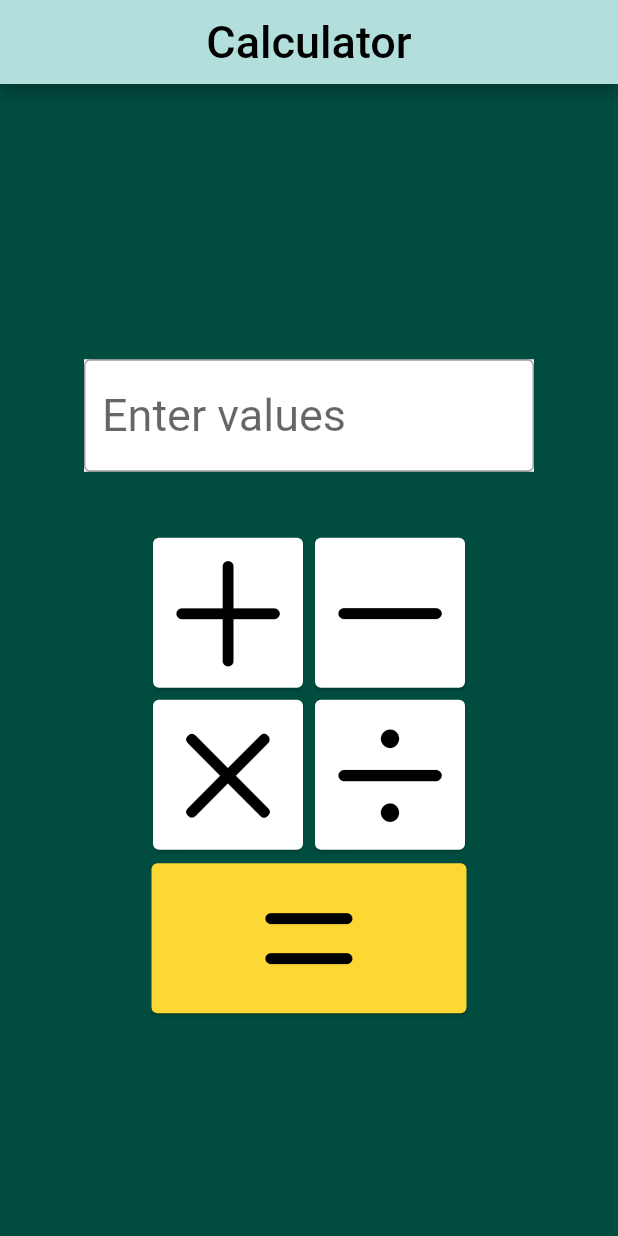
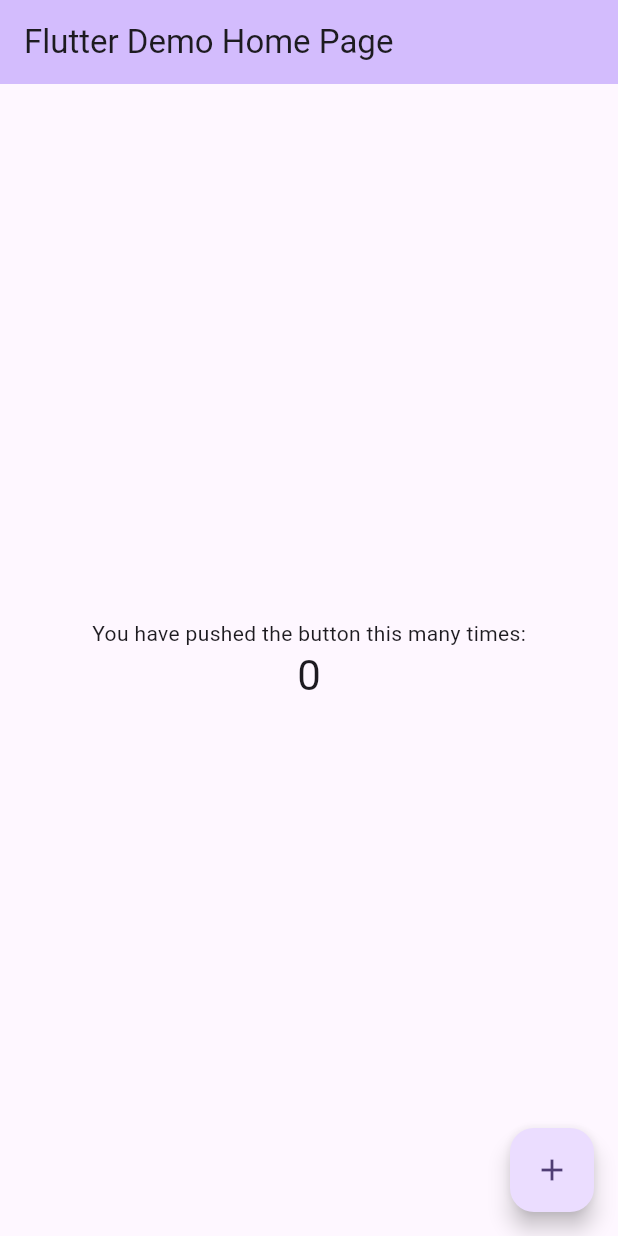
Before and after one commit to Souvik00/calculator_flutter, a Flutter app: the screen it shows after launch, on a phone screen of 412 x 824 dp. Run offline on Flutter 3.47's test engine with Material 2 defaults, Android fonts, the phone set to English and light mode, and no system bars; Roboto replaces fonts that are missing (Coutgette).

Commit message:
basic edited

```diff
--- a/lib/main.dart
+++ b/lib/main.dart
@@ -1,8 +1,7 @@
-import 'package:flutter/cupertino.dart';
 import 'package:flutter/material.dart';
 
 void main() {
-  runApp(MyApp());
+  runApp(const MyApp());
 }
 
 class MyApp extends StatelessWidget {
@@ -11,114 +10,60 @@ class MyApp extends StatelessWidget {
   @override
   Widget build(BuildContext context) {
     return MaterialApp(
-      home: Scaffold(
-        backgroundColor: Colors.teal.shade900,
+      title: 'Flutter Demo',
+      theme: ThemeData(
+
+        colorScheme: ColorScheme.fromSeed(seedColor: Colors.deepPurple),
+        useMaterial3: true,
+      ),
+      home: const MyHomePage(title: 'Flutter Demo Home Page'),
+    );
+  }
+}
+
+class MyHomePage extends StatefulWidget {
+  const MyHomePage({super.key, required this.title});
+  final String title;
+
+  @override
+  State<MyHomePage> createState() => _MyHomePageState();
+}
+
+class _MyHomePageState extends State<MyHomePage> {
+  int _counter = 0;
+
+  void _incrementCounter() {
+    setState(() {
+      _counter++;
+    });
+  }
+
+  @override
+  Widget build(BuildContext context) {
+    return Scaffold(
       appBar: AppBar(
-          backgroundColor: Colors.teal.shade100,
-          centerTitle: true,
-          title: Text(
-            'Calculator',
-            style: TextStyle(
-              fontFamily: 'Coutgette',
-              fontSize: 30.0,
-              color: Colors.black,
+        backgroundColor: Theme.of(context).colorScheme.inversePrimary,
+        title: Text(widget.title),
       ),
-          ),
-        ),
-        body: SafeArea(
+      body: Center(
         child: Column(
           mainAxisAlignment: MainAxisAlignment.center,
-            children: [
-              Container(
-                margin: EdgeInsets.all(40.0),
-                color: Colors.white,
-                width: 300.0,
-                child: TextField(
-                  decoration: InputDecoration(
-                    border: OutlineInputBorder(),
-                    hintText: 'Enter values',
-
-                    hintStyle: TextStyle(
-
-                      fontSize: 30.0,
-                      //fontWeight: FontWeight.bold,
+          children: <Widget>[
+            const Text(
+              'You have pushed the button this many times:',
             ),
-                  ),
-                ),
-              ),
-
-              Column(
-
-                children: [
-
-                  Row(
-                    mainAxisAlignment: MainAxisAlignment.center,
-                    children: [
-                      Card(
-                        //margin: EdgeInsets.,
-                        color: Colors.white,
-                        child: Icon(
-                          CupertinoIcons.plus,
-                          color: Colors.black,
-                          size: 100.0,
-                        ),
-                      ),
-                      Card(
-                        color: Colors.white,
-                        child: Icon(
-                          CupertinoIcons.minus,
-                          color: Colors.black,
-                          size: 100.0,
-                        ),
-                      ),
-                    ],
-                  ),
-                  Row(
-                    mainAxisAlignment: MainAxisAlignment.center,
-                    children: [
-                      Card(
-                        color: Colors.white,
-                        child: Icon(
-                          CupertinoIcons.multiply,
-                          color: Colors.black,
-                          size: 100.0,
-                        ),
-                      ),
-                      Card(
-                        color: Colors.white,
-                        child: Icon(
-                          CupertinoIcons.divide,
-                          color: Colors.black,
-                          size: 100.0,
-                        ),
-                      ),
-                    ],
-                  ),
-                ],
-              ),
-              Row(
-                mainAxisAlignment: MainAxisAlignment.center,
-                children: [
-                  Card(
-                    margin:
-                    EdgeInsets.symmetric(vertical: 5.0, horizontal: 5.0),
-                    color: Colors.yellow.shade600,
-                    child: Padding(
-                      padding: const EdgeInsets.symmetric(
-                          vertical: 0.0, horizontal: 55.0),
-                      child: Icon(
-                        CupertinoIcons.equal,
-                        color: Colors.black,
-                        size: 100.0,
-                      ),
-                    ),
-                  ),
-                ],
+            Text(
+              '$_counter',
+              style: Theme.of(context).textTheme.headlineMedium,
             ),
           ],
         ),
       ),
-      ),
+      floatingActionButton: FloatingActionButton(
+        onPressed: _incrementCounter,
+        tooltip: 'Increment',
+        child: const Icon(Icons.add),
+      ), // This trailing comma makes auto-formatting nicer for build methods.
     );
   }
 }
```
Lines whose indentation alone changed are shown as unchanged.
